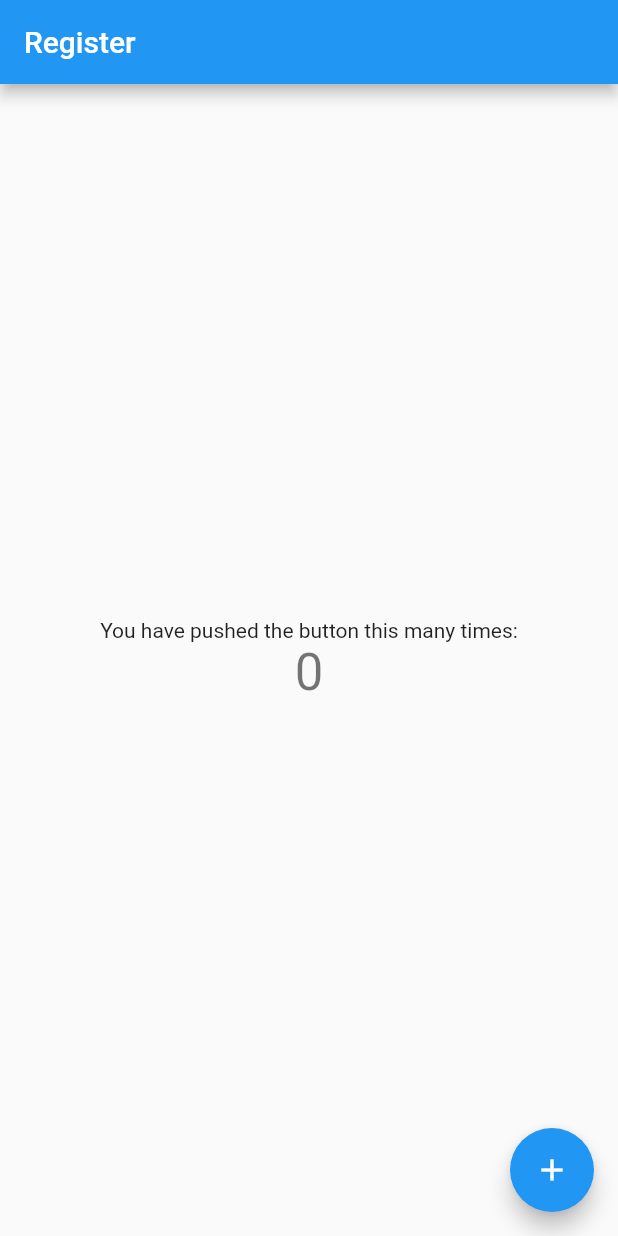
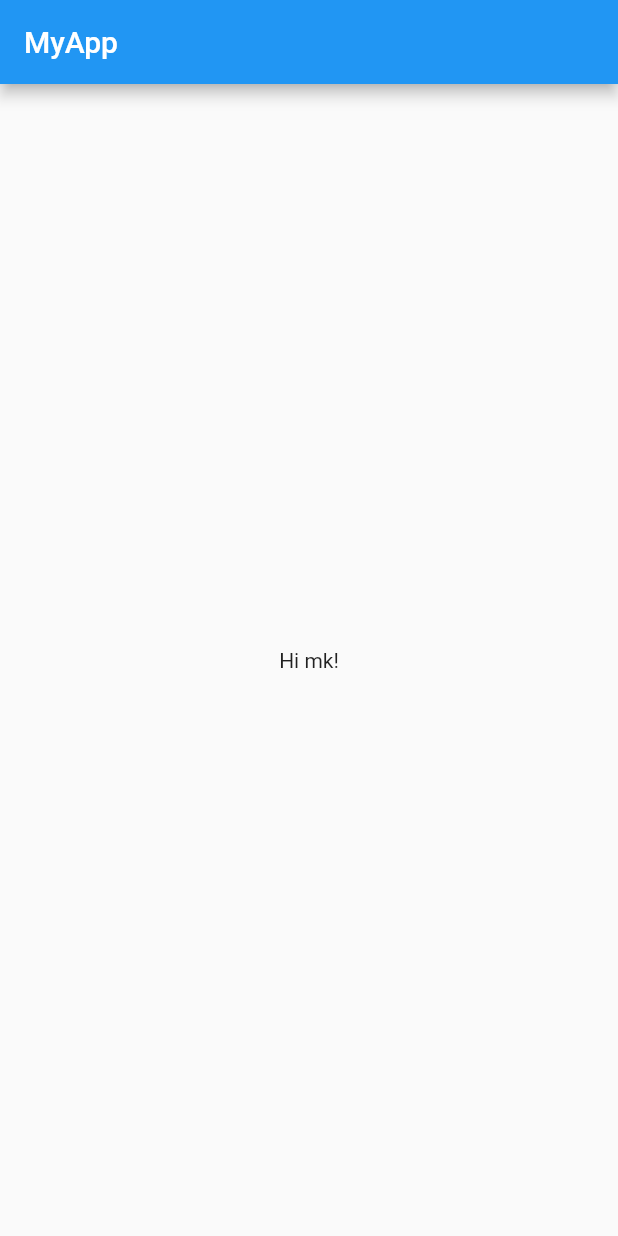
Before and after one commit to mukundkr14/first_app, a Flutter app: the screen it shows after launch, on a phone screen of 412 x 824 dp. Run offline on Flutter 3.47's test engine with Material 2 defaults, Android fonts, the phone set to English and light mode, and no system bars.

Commit message:
ch1 completed

```diff
--- a/lib/main.dart
+++ b/lib/main.dart
@@ -1,104 +1,22 @@
 import 'package:flutter/material.dart';
 
 void main() {
-  runApp(MyApp());
+  runApp(MaterialApp(
+    title: "MyApp",
+    home: HomePage(),
+  ));
 }
 
-class MyApp extends StatelessWidget {
-  // This widget is the root of your application.
+class HomePage extends StatelessWidget {
   @override
   Widget build(BuildContext context) {
-    return MaterialApp(
-      title: 'Flutter Demo',
-      theme: ThemeData(
-        primarySwatch: Colors.blue,
+    return Scaffold(
+      appBar: AppBar(
+        title: Text("MyApp"),
       ),
-      home: MyHomePage(title: 'Register'),
+      body: Container(
+        child: Center(child: Text("Hi mk!")),
+      ),
     );
   }
 }
-
-class MyHomePage extends StatefulWidget {
-  MyHomePage({Key key, this.title}) : super(key: key);
-
-  // This widget is the home page of your application. It is stateful, meaning
-  // that it has a State object (defined below) that contains fields that affect
-  // how it looks.
-
-  // This class is the configuration for the state. It holds the values (in this
-  // case the title) provided by the parent (in this case the App widget) and
-  // used by the build method of the State. Fields in a Widget subclass are
-  // always marked "final".
-
-  final String title;
-
-  @override
-  _MyHomePageState createState() => _MyHomePageState();
-}
-
-class _MyHomePageState extends State<MyHomePage> {
-  int _counter = 0;
-
-  void _incrementCounter() {
-    setState(() {
-      // This call to setState tells the Flutter framework that something has
-      // changed in this State, which causes it to rerun the build method below
-      // so that the display can reflect the updated values. If we changed
-      // _counter without calling setState(), then the build method would not be
-      // called again, and so nothing would appear to happen.
-      _counter++;
-    });
-  }
-
-  @override
-  Widget build(BuildContext context) {
-    // This method is rerun every time setState is called, for instance as done
-    // by the _incrementCounter method above.
-    //
-    // The Flutter framework has been optimized to make rerunning build methods
-    // fast, so that you can just rebuild anything that needs updating rather
-    // than having to individually change instances of widgets.
-    return Scaffold(
-      appBar: AppBar(
-        // Here we take the value from the MyHomePage object that was created by
-        // the App.build method, and use it to set our appbar title.
-        title: Text(widget.title),
-      ),
-      body: Center(
-        // Center is a layout widget. It takes a single child and positions it
-        // in the middle of the parent.
-        child: Column(
-          // Column is also a layout widget. It takes a list of children and
-          // arranges them vertically. By default, it sizes itself to fit its
-          // children horizontally, and tries to be as tall as its parent.
-          //
-          // Invoke "debug painting" (press "p" in the console, choose the
-          // "Toggle Debug Paint" action from the Flutter Inspector in Android
-          // Studio, or the "Toggle Debug Paint" command in Visual Studio Code)
-          // to see the wireframe for each widget.
-          //
-          // Column has various properties to control how it sizes itself and
-          // how it positions its children. Here we use mainAxisAlignment to
-          // center the children vertically; the main axis here is the vertical
-          // axis because Columns are vertical (the cross axis would be
-          // horizontal).
-          mainAxisAlignment: MainAxisAlignment.center,
-          children: <Widget>[
-            Text(
-              'You have pushed the button this many times:',
-            ),
-            Text(
-              '$_counter',
-              style: Theme.of(context).textTheme.headline4,
-            ),
-          ],
-        ),
-      ),
-      floatingActionButton: FloatingActionButton(
-        onPressed: _incrementCounter,
-        tooltip: 'Increment',
-        child: Icon(Icons.add),
-      ), // This trailing comma makes auto-formatting nicer for build methods.
-    );
-  }
-}
```
